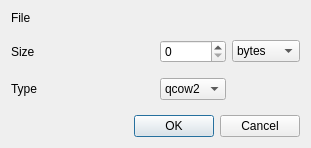
Above: src/kvirtual_create_img.ui from didier13150/kvirtual before the change. Below: the same form after it.
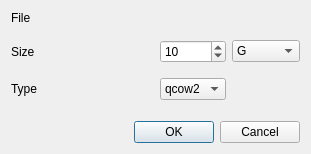
That is the form after the change. Custom widgets are drawn as their Qt base class.

Commit message: Subclass disk image creation ui

Diff of the .ui file:
```diff
--- a/src/kvirtual_create_img.ui
+++ b/src/kvirtual_create_img.ui
@@ -7,7 +7,7 @@
     <x>0</x>
     <y>0</y>
     <width>311</width>
-    <height>148</height>
+    <height>154</height>
    </rect>
   </property>
   <property name="windowTitle">
@@ -66,10 +66,16 @@
      <property name="maximum">
       <number>999</number>
      </property>
+     <property name="value">
+      <number>10</number>
+     </property>
     </widget>
    </item>
    <item row="2" column="3">
     <widget class="QComboBox" name="comboBox_size_unit">
+     <property name="currentIndex">
+      <number>3</number>
+     </property>
      <item>
       <property name="text">
        <string>bytes</string>
@@ -160,7 +166,7 @@
      </property>
     </spacer>
    </item>
-   <item row="6" column="0">
+   <item row="6" column="0" rowspan="2">
     <spacer name="horizontalSpacer">
      <property name="orientation">
       <enum>Qt::Horizontal</enum>
@@ -173,7 +179,7 @@
      </property>
     </spacer>
    </item>
-   <item row="6" column="1" colspan="3">
+   <item row="7" column="1" colspan="3">
     <widget class="QDialogButtonBox" name="buttonBox">
      <property name="orientation">
       <enum>Qt::Horizontal</enum>
```
Left out of the diff: 62 changed lines with no effect on the pictures. The commit also changes 6 other files.
